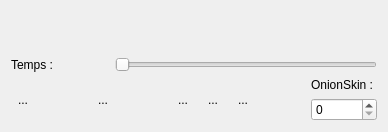
The window that src/tweedy/gui/viewerImg/ViewerTweedy.ui (stopmotionimac/tweedy) describes before a commit, drawn with Qt 5.
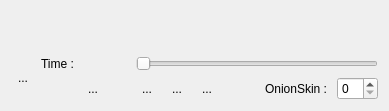
The same window after the commit.

```diff
--- a/src/tweedy/gui/viewerImg/ViewerTweedy.ui
+++ b/src/tweedy/gui/viewerImg/ViewerTweedy.ui
@@ -6,8 +6,8 @@
    <rect>
     <x>0</x>
     <y>0</y>
-    <width>388</width>
-    <height>132</height>
+    <width>389</width>
+    <height>111</height>
    </rect>
   </property>
   <property name="windowTitle">
@@ -16,6 +16,9 @@
   <layout class="QVBoxLayout" name="verticalLayout_2">
    <item>
     <widget class="QLabel" name="viewerLabel">
+     <property name="enabled">
+      <bool>true</bool>
+     </property>
      <property name="sizePolicy">
       <sizepolicy hsizetype="Expanding" vsizetype="Expanding">
        <horstretch>0</horstretch>
@@ -37,17 +40,34 @@
      <property name="alignment">
       <set>Qt::AlignCenter</set>
      </property>
+     <property name="wordWrap">
+      <bool>false</bool>
+     </property>
+     <property name="openExternalLinks">
+      <bool>false</bool>
+     </property>
     </widget>
    </item>
    <item>
     <layout class="QHBoxLayout" name="horizontalLayout_3">
-     <property name="sizeConstraint">
-      <enum>QLayout::SetMinimumSize</enum>
-     </property>
+     <item>
+      <widget class="QToolButton" name="captureButton">
+       <property name="text">
+        <string>...</string>
+       </property>
+       <property name="autoRaise">
+        <bool>true</bool>
+       </property>
+      </widget>
+     </item>
+     <item>
+      <layout class="QVBoxLayout" name="verticalLayout">
+       <item>
+        <layout class="QHBoxLayout" name="horizontalLayout_2">
      <item>
       <widget class="QLabel" name="timeText">
        <property name="text">
-        <string>Temps :</string>
+            <string>Time :</string>
        </property>
       </widget>
      </item>
@@ -74,22 +94,7 @@
     </layout>
    </item>
    <item>
-    <layout class="QHBoxLayout" name="horizontalLayout_2">
-     <property name="sizeConstraint">
-      <enum>QLayout::SetMinimumSize</enum>
-     </property>
-     <item>
       <layout class="QHBoxLayout" name="horizontalLayout">
-       <item>
-        <widget class="QToolButton" name="captureButton">
-         <property name="text">
-          <string>...</string>
-         </property>
-         <property name="autoRaise">
-          <bool>true</bool>
-         </property>
-        </widget>
-       </item>
        <item>
         <spacer name="horizontalSpacer">
          <property name="orientation">
@@ -169,10 +174,6 @@
          </property>
         </spacer>
        </item>
-      </layout>
-     </item>
-     <item>
-      <layout class="QVBoxLayout" name="verticalLayout">
        <item>
         <widget class="QLabel" name="onionSkinLabel">
          <property name="text">
@@ -182,6 +183,8 @@
        </item>
        <item>
         <widget class="QSpinBox" name="spinBox"/>
+         </item>
+        </layout>
        </item>
       </layout>
      </item>
```
Left out of the diff: 2 changed lines with no effect on the pictures. Lines whose indentation alone changed are shown as unchanged.
